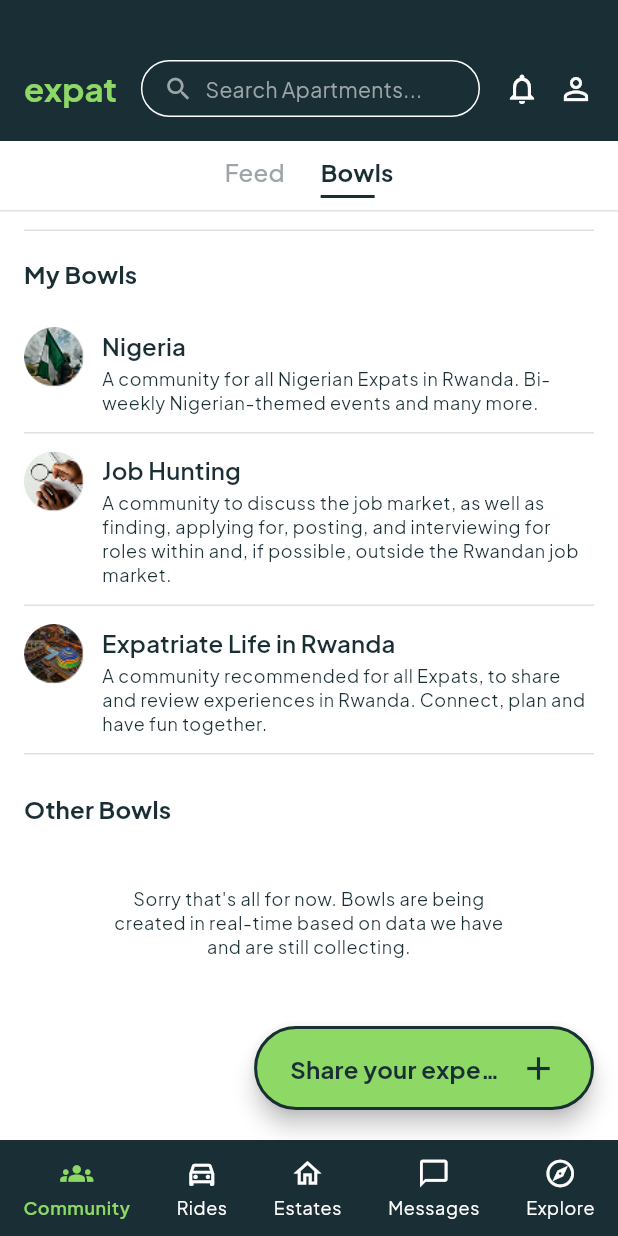
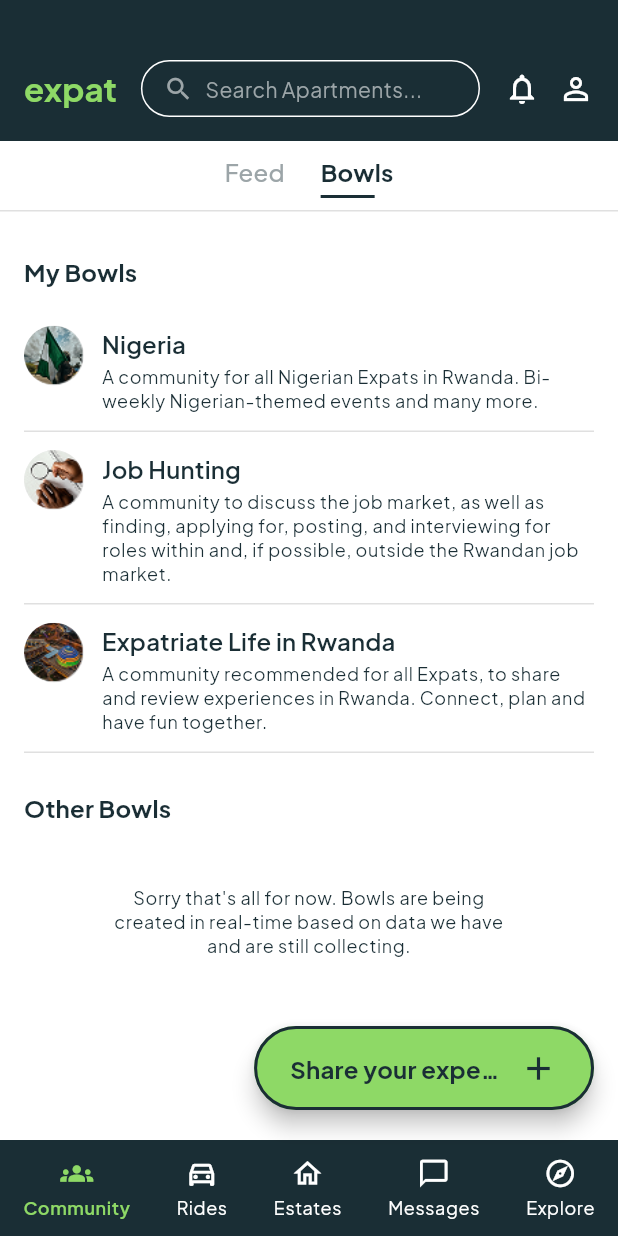
Before and after one commit to mnelson-1/expat_homes, a Flutter app: the ExpatHomeScreen screen opened directly, after a tap on "Bowls", on a phone screen of 412 x 824 dp. Run offline on Flutter 3.47's test engine with Material 3 defaults, Android fonts, the phone set to English and light mode, and no system bars; our stand-ins replace google_fonts.

Commit message:
removed top line

```diff
--- a/expat_app/lib/screens/expat_home_screen.dart
+++ b/expat_app/lib/screens/expat_home_screen.dart
@@ -151,7 +151,6 @@ class _ExpatHomeScreenState extends State<ExpatHomeScreen> {
     return ListView(
       padding: const EdgeInsets.fromLTRB(16, 12, 16, 120),
       children: [
-        const Divider(height: 1, color: Color(0xFFE0E0E0)),
         _buildPostBlock(
           textTheme,
           avatarPath: 'assets/images/avatar_benjamin_nelson.png',
@@ -222,7 +221,6 @@ class _ExpatHomeScreenState extends State<ExpatHomeScreen> {
     return ListView(
       padding: const EdgeInsets.fromLTRB(16, 12, 16, 100),
       children: [
-        const Divider(height: 1, color: Color(0xFFE0E0E0)),
         const SizedBox(height: 16),
         Text(
           'My Bowls',
```
